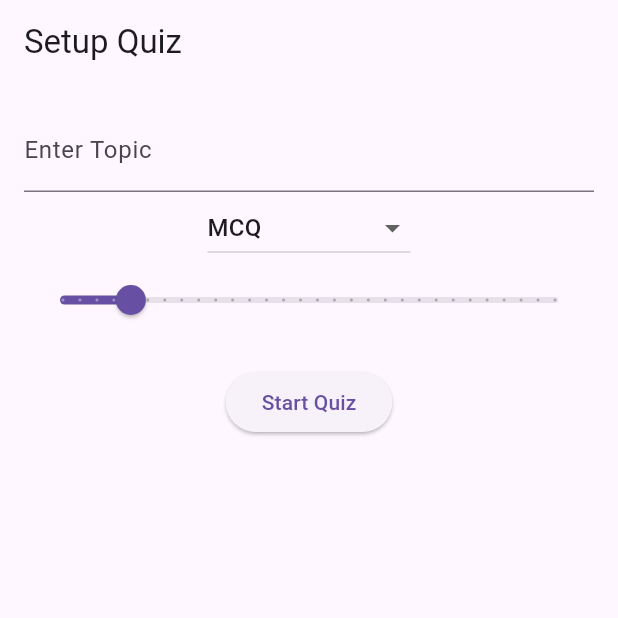
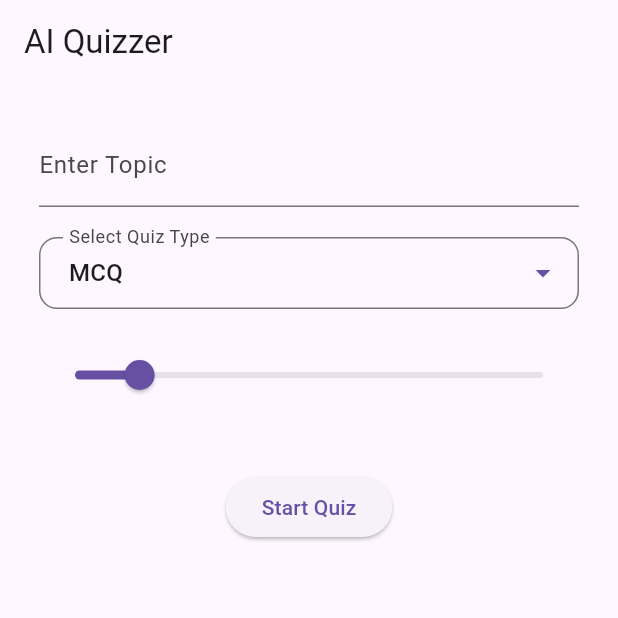
Before and after one commit to siddharth177/quizzer, a Flutter app: the screen it shows after launch, on a phone screen of 412 x 824 dp, the top half of it. Run offline on Flutter 3.47's test engine with Material 3 defaults, Android fonts, the phone set to English and light mode, and no system bars.

Commit message:
handling error

```diff
--- a/lib/main.dart
+++ b/lib/main.dart
@@ -1,5 +1,3 @@
-import 'dart:convert';
-
 import 'package:flutter/material.dart';
 import 'package:quizzer/services/quiz_data.dart';
 import 'models/quiz.dart';
@@ -59,14 +57,24 @@ class _QuizSetupScreenState extends State<QuizSetupScreen> {
         );
       } else {
         ScaffoldMessenger.of(context).showSnackBar(
-          const SnackBar(content: Text("No questions received. Check the quiz topic and try again.")),
+          SnackBar(
+            content: Text(
+              "No questions received. Check the quiz topic and try again.",
+            ),
+            backgroundColor: Theme.of(context).colorScheme.error,
+          ),
         );
       }
     } catch (e) {
       setState(() => isLoading = false);
 
       ScaffoldMessenger.of(context).showSnackBar(
-        SnackBar(content: Text("Failed to fetch questions from AI Model. Please try again later.")),
+        SnackBar(
+          content: const Text(
+            "Failed to fetch questions from AI Model. Please try again later.",
+          ),
+          backgroundColor: Theme.of(context).colorScheme.error,
+        ),
       );
     }
   }
@@ -74,35 +82,74 @@ class _QuizSetupScreenState extends State<QuizSetupScreen> {
   @override
   Widget build(BuildContext context) {
     return Scaffold(
-      appBar: AppBar(title: const Text("Setup Quiz")),
+      appBar: AppBar(title: const Text("AI Quizzer")),
       body: Padding(
-        padding: const EdgeInsets.all(16),
+        padding: const EdgeInsets.all(26),
         child: Column(
           children: [
             TextField(
               controller: topicController,
               decoration: const InputDecoration(labelText: "Enter Topic"),
             ),
-            DropdownButton<QuizType>(
+            SizedBox(height: 20),
+            DropdownButtonFormField<QuizType>(
               value: quizType,
-              onChanged: (val) => setState(() => quizType = val!),
+              decoration: InputDecoration(
+                labelText: "Select Quiz Type",
+                labelStyle: const TextStyle(fontSize: 16),
+                contentPadding: const EdgeInsets.symmetric(
+                  vertical: 12,
+                  horizontal: 16,
+                ),
+                border: OutlineInputBorder(
+                  borderRadius: BorderRadius.circular(12),
+                  borderSide: BorderSide(
+                    color: Theme.of(
+                      context,
+                    ).colorScheme.secondary, // secondary theme color
+                    width: 1.5,
+                  ),
+                ),
+                focusedBorder: OutlineInputBorder(
+                  borderRadius: BorderRadius.circular(12),
+                  borderSide: BorderSide(
+                    color: Theme.of(
+                      context,
+                    ).primaryColor, // primary theme color
+                    width: 2,
+                  ),
+                ),
+              ),
               items: QuizType.values.map((e) {
                 return DropdownMenuItem(
                   value: e,
-                  child: Text(e == QuizType.mcq ? "MCQ" : "Fill in the Blank"),
+                  child: Text(
+                    e == QuizType.mcq ? "MCQ" : "Fill in the Blank",
+                    style: const TextStyle(fontSize: 16),
+                  ),
                 );
               }).toList(),
+              onChanged: (val) => setState(() => quizType = val!),
+              dropdownColor: Theme.of(
+                context,
+              ).colorScheme.primaryContainer.withOpacity(1),
+              // secondary theme color background
+              icon: Icon(
+                Icons.arrow_drop_down,
+                color: Theme.of(context).primaryColor, // primary theme color
+              ),
             ),
+            SizedBox(height: 20),
             Slider(
               value: numberOfQuestions.toDouble(),
               min: 1,
               max: 30,
-              divisions: 29,
+              divisions: 60,
               label: "$numberOfQuestions",
               onChanged: (val) =>
                   setState(() => numberOfQuestions = val.toInt()),
             ),
-            const SizedBox(height: 20),
+            const SizedBox(height: 40),
             isLoading
                 ? const CircularProgressIndicator()
                 : ElevatedButton(
```
Also changed, not shown: lib/screens/app_header.dart (added, +22 -0 lines).
